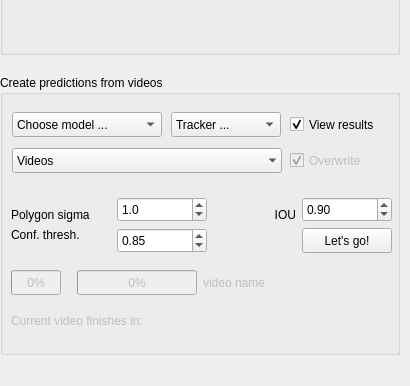
horsto/OCTRON-GUI, file octron/qt_gui/octron.ui: the form before one commit; both pictures show x 0 to 410 and y 314 to 700 of the 410 by 700 pixel window.
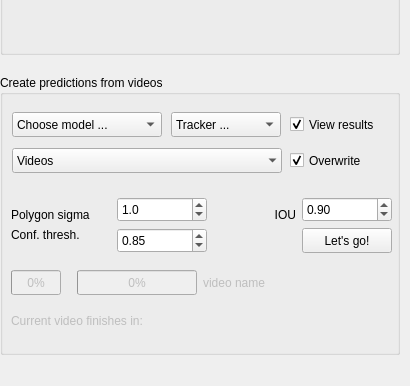
The form after the commit. The open tabs and pages were chosen to show the change. Icons and pictures are not drawn.

```diff
--- a/octron/qt_gui/octron.ui
+++ b/octron/qt_gui/octron.ui
@@ -2402,7 +2402,7 @@
              <item row="1" column="2">
               <widget class="QCheckBox" name="overwrite_prediction_checkBox">
                <property name="enabled">
-                <bool>false</bool>
+                <bool>true</bool>
                </property>
                <property name="minimumSize">
                 <size>
```
Left out of the diff: 4 changed lines with no effect on the pictures.
